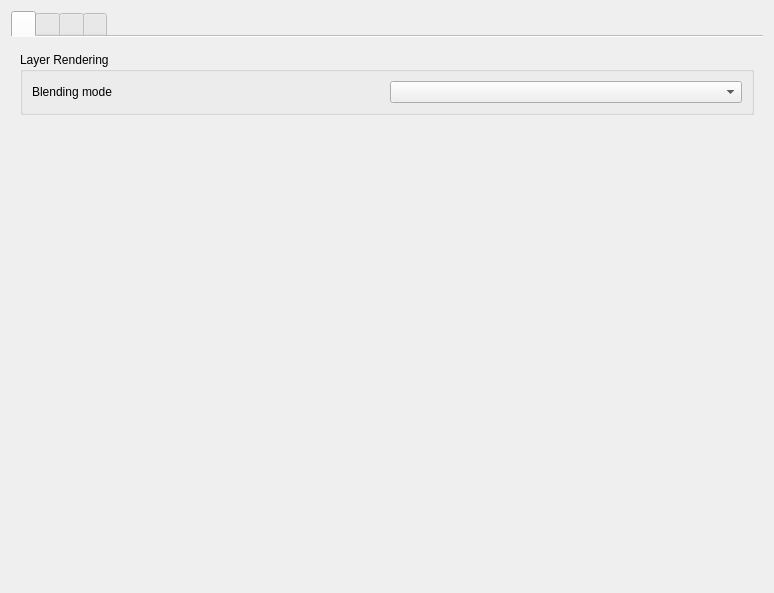
Old version of the form src/ui/mesh/qgsrenderermeshpropswidgetbase.ui in the repository carsmie/QGIS.
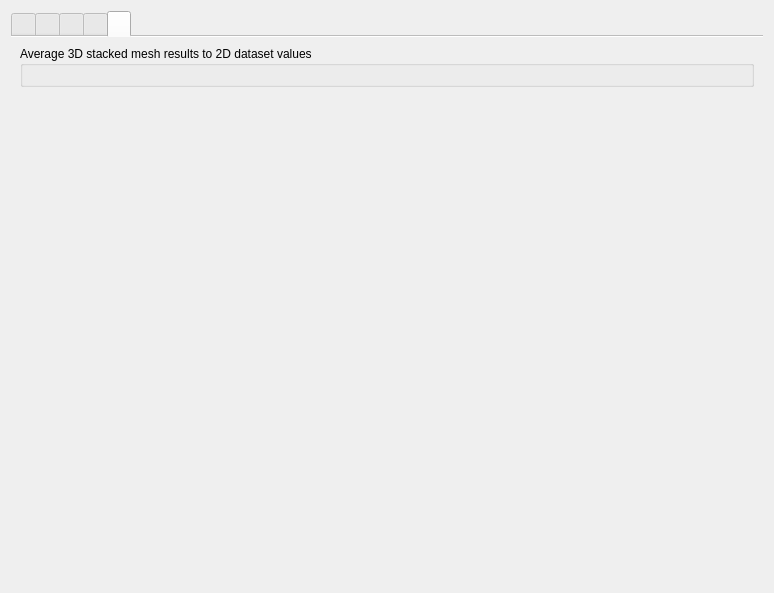
New version of the form. The open tabs and pages were chosen to show the change. Icons and pictures are not drawn. Custom widgets are drawn as their Qt base class.

Commit message:
[FEATURE] Initial implementation of QEP 158: Support of 3d stacked meshes in QGIS.
Stacked 3D meshes store values on the volumes that are regularly stacked over base 2d mesh. User can select various 3d to 2d averaging/interpolation method to convert values on volumes (3d) to values on faces (2d) that can be shown in mesh layer. This is achieved by new tab in the mesh layer properties dialog.

What changed in the file:
```diff
--- a/src/ui/mesh/qgsrenderermeshpropswidgetbase.ui
+++ b/src/ui/mesh/qgsrenderermeshpropswidgetbase.ui
@@ -13,7 +13,7 @@
   <property name="windowTitle">
    <string>Form</string>
   </property>
-  <layout class="QVBoxLayout" name="verticalLayout">
+  <layout class="QHBoxLayout" name="horizontalLayout_2">
    <item>
     <widget class="QTabWidget" name="mStyleOptionsTab">
      <property name="sizePolicy">
@@ -75,7 +75,7 @@
         </property>
         <layout class="QHBoxLayout" name="horizontalLayout">
          <item>
-          <widget class="QLabel" name="">
+           <widget class="QLabel" name="label">
            <property name="text">
             <string>Blending mode</string>
            </property>
@@ -283,6 +283,25 @@
        </item>
       </layout>
      </widget>
+     <widget class="QWidget" name="mAveragingTab">
+      <attribute name="icon">
+       <iconset>
+        <normaloff>:/images/themes/default/propertyicons/meshaveraging.svg</normaloff>:/images/themes/default/propertyicons/meshaveraging.svg</iconset>
+      </attribute>
+      <attribute name="title">
+       <string/>
+      </attribute>
+      <layout class="QVBoxLayout" name="verticalLayout">
+       <item>
+        <widget class="QGroupBox" name="groupBox">
+         <property name="title">
+          <string>Average 3D stacked mesh results to 2D dataset values</string>
+         </property>
+         <layout class="QVBoxLayout" name="verticalLayout_7">
+          <item>
+           <widget class="QgsMeshRenderer3dAveragingWidget" name="m3dAveragingSettingsWidget" native="true"/>
+          </item>
+         </layout>
     </widget>
    </item>
    <item>
@@ -293,14 +312,24 @@
      <property name="sizeHint" stdset="0">
       <size>
        <width>20</width>
-       <height>40</height>
+           <height>454</height>
       </size>
      </property>
     </spacer>
+       </item>
+      </layout>
+     </widget>
+    </widget>
    </item>
   </layout>
  </widget>
  <customwidgets>
+  <customwidget>
+   <class>QgsCollapsibleGroupBox</class>
+   <extends>QGroupBox</extends>
+   <header>qgscollapsiblegroupbox.h</header>
+   <container>1</container>
+  </customwidget>
   <customwidget>
    <class>QgsMeshRendererScalarSettingsWidget</class>
    <extends>QWidget</extends>
@@ -331,9 +360,9 @@
    <header>qgsblendmodecombobox.h</header>
   </customwidget>
   <customwidget>
-   <class>QgsCollapsibleGroupBox</class>
-   <extends>QGroupBox</extends>
-   <header>qgscollapsiblegroupbox.h</header>
+   <class>QgsMeshRenderer3dAveragingWidget</class>
+   <extends>QWidget</extends>
+   <header>mesh/qgsmeshrenderer3daveragingwidget.h</header>
    <container>1</container>
   </customwidget>
  </customwidgets>
```
Left out of the diff: 40 changed lines with no effect on the pictures. Lines whose indentation alone changed are shown as unchanged. The commit also changes 33 other files.
